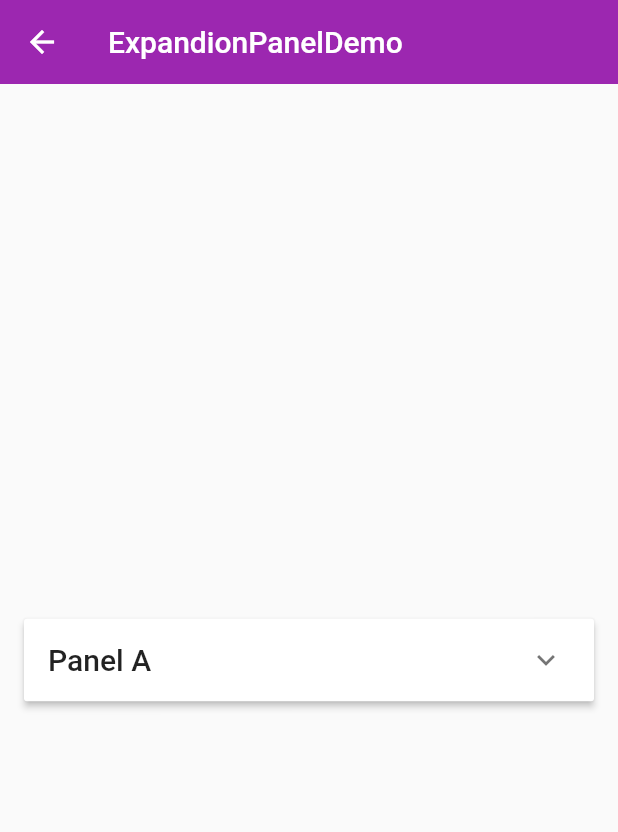
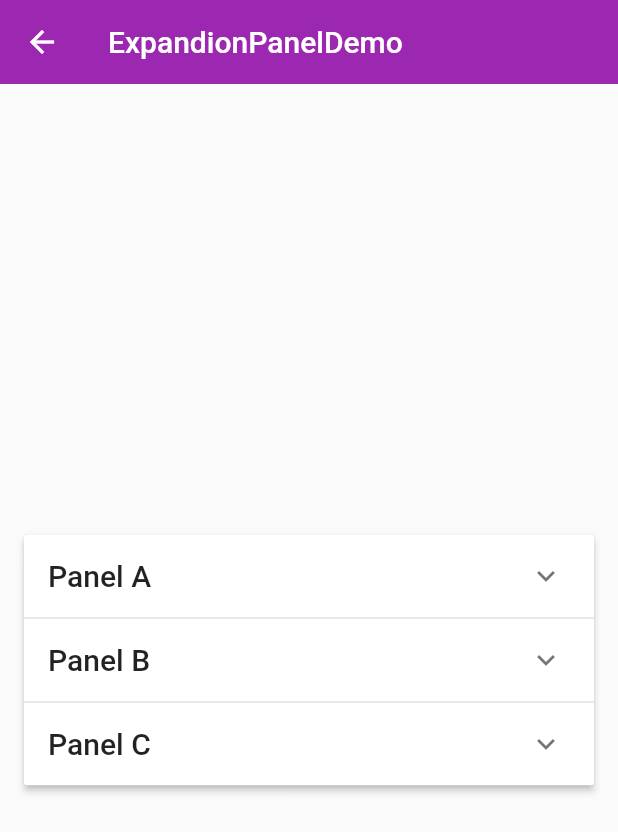
Before and after one commit to lisiyizu/FlutterVideoDemo, a Flutter app: the screen it shows after launch, after a tap on "ExpandionPanelDemo", on a phone screen of 412 x 824 dp. Shown: the top 832 px of the screen. Run offline on Flutter 3.47's test engine with Material 2 defaults, Android fonts, the phone set to English and light mode, and no system bars; network calls fail.

Commit message:
chip, expansion panel, data table

```diff
--- a/video_01/lib/buttonDemo/expansion_panel_demo.dart
+++ b/video_01/lib/buttonDemo/expansion_panel_demo.dart
@@ -1,4 +1,16 @@
 import 'package:flutter/material.dart';
+
+class ExpansionPanelItem {
+  final String headerText;
+  final Widget body;
+  bool isExpanded;
+
+  ExpansionPanelItem({
+    this.headerText,
+    this.body,
+    this.isExpanded,
+  });
+}
 
 class ExpandionPanelDemo extends StatefulWidget {
   @override
@@ -6,6 +18,43 @@ class ExpandionPanelDemo extends StatefulWidget {
 }
 
 class _ExpandionPanelDemoState extends State<ExpandionPanelDemo> {
+  List<ExpansionPanelItem> _expansionPanelItems;
+
+  @override
+  void initState() {
+    super.initState();
+
+    _expansionPanelItems = <ExpansionPanelItem>[
+      ExpansionPanelItem(
+        headerText: 'Panel A',
+        body: Container(
+          padding: EdgeInsets.all(16.0),
+          width: double.infinity,
+          child: Text('Content for Panel A.'),
+        ),
+        isExpanded: false,
+      ),
+      ExpansionPanelItem(
+        headerText: 'Panel B',
+        body: Container(
+          padding: EdgeInsets.all(16.0),
+          width: double.infinity,
+          child: Text('Content for Panel B.'),
+        ),
+        isExpanded: false,
+      ),
+      ExpansionPanelItem(
+        headerText: 'Panel C',
+        body: Container(
+          padding: EdgeInsets.all(16.0),
+          width: double.infinity,
+          child: Text('Content for Panel C.'),
+        ),
+        isExpanded: false,
+      ),
+    ];
+  }
+
   @override
   Widget build(BuildContext context) {
     return Scaffold(
@@ -19,25 +68,28 @@ class _ExpandionPanelDemoState extends State<ExpandionPanelDemo> {
           mainAxisAlignment: MainAxisAlignment.center,
           children: <Widget>[
             ExpansionPanelList(
-              children: [
-                ExpansionPanel(
+              expansionCallback: (int panelIndex, bool isExpanded) {
+                setState(() {
+                  _expansionPanelItems[panelIndex].isExpanded = !isExpanded;
+                });
+              },
+              children: _expansionPanelItems.map(
+                (ExpansionPanelItem item) {
+                  return ExpansionPanel(
+                    isExpanded: item.isExpanded,
+                    body: item.body,
                     headerBuilder: (BuildContext context, bool isExpanded) {
                       return Container(
                         padding: EdgeInsets.all(16.0),
                         child: Text(
-                        'Panel A',
+                          item.headerText,
                           style: Theme.of(context).textTheme.title,
                         ),
                       );
                     },
-                  body: Container(
-                    padding: EdgeInsets.all(16.0),
-                    width: double.infinity,
-                    child: Text('Context for Panel A.'),
-                  ),
-                  // isExpanded: false,
-                )
-              ],
+                  );
+                },
+              ).toList(),
             ),
           ],
         ),
--- a/video_01/lib/main.dart
+++ b/video_01/lib/main.dart
@@ -9,7 +9,7 @@ import './demo/MOLayout.dart';
 import './demo/MOSliver.dart';
 import './demo/MONavigator.dart';
 import './demo/form_demo.dart';
-import './buttonDemo/material_components.dart';
+import './material_components.dart';
 
 void main() => runApp(App());
 
--- a/video_01/lib/buttonDemo/material_components.dart
+++ b/video_01/lib/material_components.dart
@@ -1,12 +1,14 @@
 import 'package:flutter/material.dart';
-import './button_demo.dart';
-import './floating_action_button.dart';
-import './popup_menu_button.dart';
-import './simple_dialog_demo.dart';
-import './alert_dialog_demo.dart';
-import './buttom_sheet_demo.dart';
-import './snack_bar_demo.dart';
-import './expansion_panel_demo.dart';
+import './buttonDemo/button_demo.dart';
+import './buttonDemo/floating_action_button.dart';
+import './buttonDemo/popup_menu_button.dart';
+import './buttonDemo/simple_dialog_demo.dart';
+import './buttonDemo/alert_dialog_demo.dart';
+import './buttonDemo/buttom_sheet_demo.dart';
+import './buttonDemo/snack_bar_demo.dart';
+import './buttonDemo/expansion_panel_demo.dart';
+import './buttonDemo/chip_demo.dart';
+import './table/data_table_demo.dart';
 
 class MaterialComponents extends StatelessWidget {
   @override
@@ -18,6 +20,8 @@ class MaterialComponents extends StatelessWidget {
       ),
       body: ListView(
         children: <Widget>[
+          ListItem(title: 'DataTableDemo', page: DataTableDemo()),
+          ListItem(title: 'ChipDemo', page: ChipDemo()),
           ListItem(title: 'ExpandionPanelDemo', page: ExpandionPanelDemo()),
           ListItem(title: 'SnackBarDemo', page: SnackBarDemo()),
           ListItem(title: 'ButtomSheetDemo', page: BottomSheetDemo()),
```
Also changed, not shown: video_01/lib/buttonDemo/chip_demo.dart (added, +176 -0 lines), video_01/lib/table/data_table_demo.dart (added, +55 -0 lines). Lines whose indentation alone changed are shown as unchanged.
